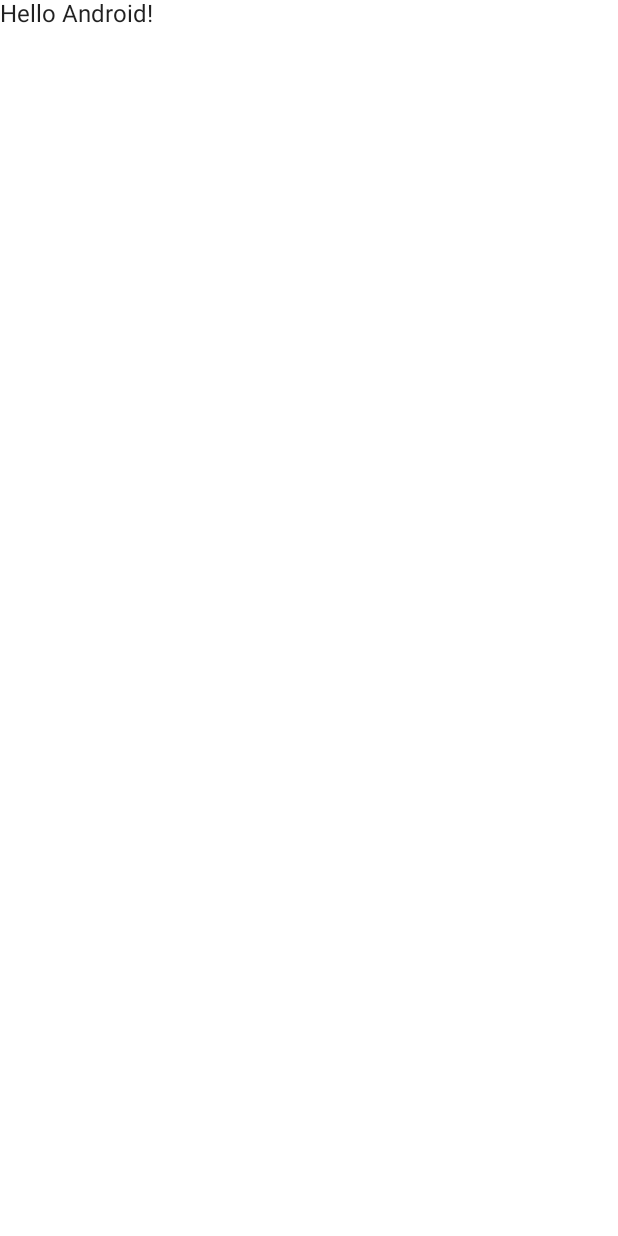
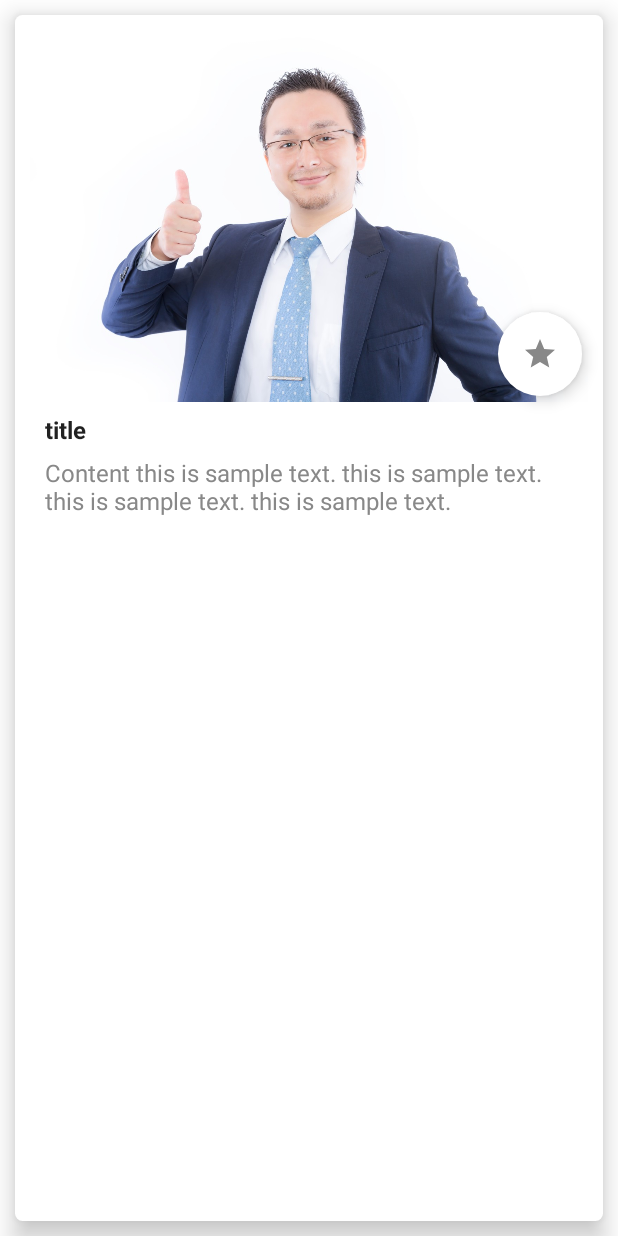
Before and after one commit to takasshii/matching-like-ui, an Android app built with Jetpack Compose: the screen it shows after launch (MainActivity), on a phone screen of 412 x 824 dp. Before the commit the screen is almost empty. Run offline under Robolectric (Android 15) with nearby library versions, the phone set to English and light mode, and no system bars.

Commit message:
[add] イベントカードの作成

```diff
--- a/app/src/main/java/com/example/matchinglikeui/MainActivity.kt
+++ b/app/src/main/java/com/example/matchinglikeui/MainActivity.kt
@@ -3,13 +3,23 @@ package com.example.matchinglikeui
 import android.os.Bundle
 import androidx.activity.ComponentActivity
 import androidx.activity.compose.setContent
-import androidx.compose.foundation.layout.fillMaxSize
-import androidx.compose.material.MaterialTheme
-import androidx.compose.material.Surface
-import androidx.compose.material.Text
+import androidx.compose.foundation.Image
+import androidx.compose.foundation.layout.*
+import androidx.compose.foundation.shape.CircleShape
+import androidx.compose.foundation.shape.RoundedCornerShape
+import androidx.compose.material.*
+import androidx.compose.material.icons.Icons
+import androidx.compose.material.icons.outlined.Star
 import androidx.compose.runtime.Composable
+import androidx.compose.ui.Alignment
 import androidx.compose.ui.Modifier
+import androidx.compose.ui.graphics.Color
+import androidx.compose.ui.graphics.ColorFilter
+import androidx.compose.ui.res.painterResource
+import androidx.compose.ui.text.font.FontWeight
+import androidx.compose.ui.text.style.TextOverflow
 import androidx.compose.ui.tooling.preview.Preview
+import androidx.compose.ui.unit.dp
 import com.example.matchinglikeui.ui.theme.MatchingLikeUITheme
 
 class MainActivity : ComponentActivity() {
@@ -22,22 +32,58 @@ class MainActivity : ComponentActivity() {
                     modifier = Modifier.fillMaxSize(),
                     color = MaterialTheme.colors.background
                 ) {
-                    Greeting("Android")
+                    HomeScreen()
                 }
             }
         }
     }
 }
 
+@Preview
 @Composable
-fun Greeting(name: String) {
-    Text(text = "Hello $name!")
-}
-
-@Preview(showBackground = true)
-@Composable
-fun DefaultPreview() {
-    MatchingLikeUITheme {
-        Greeting("Android")
+fun HomeScreen() {
+    val mediumPadding = 10.dp
+    Card(
+        shape = RoundedCornerShape(5.dp),
+        elevation = 10.dp,
+        modifier = Modifier.padding(mediumPadding)
+    ) {
+        Column(
+            modifier = Modifier
+                .fillMaxWidth()
+                .padding(horizontal = mediumPadding, vertical = mediumPadding)
+        ) {
+            Box() {
+                Image(
+                    painter = painterResource(id = R.drawable.sample_people),
+                    contentDescription = null
+                )
+                FloatingActionButton(onClick = { /*TODO*/ }, modifier = Modifier.align(Alignment.BottomEnd).padding(all = 4.dp), backgroundColor = Color.White) {
+                    Icon(
+                        Icons.Outlined.Star, contentDescription = null, modifier = Modifier.padding(all = 4.dp), tint = Color.Gray
+                    )
+                }
+            }
+            Column(
+                modifier = Modifier.padding(
+                    horizontal = mediumPadding,
+                    vertical = mediumPadding
+                )
+            ) {
+                Text(
+                    text = "title",
+                    fontWeight = FontWeight.Bold,
+                    maxLines = 1,
+                    overflow = TextOverflow.Ellipsis
+                )
+                Spacer(modifier = Modifier.size(mediumPadding))
+                Text(
+                    text = "Content this is sample text. this is sample text. this is sample text. this is sample text.",
+                    color = Color.Gray,
+                    maxLines = 4,
+                    overflow = TextOverflow.Ellipsis
+                )
+            }
+        }
     }
 }
```
Also changed, not shown: app/src/main/java/com/example/matchinglikeui/ui/discover/DiscoverScreen.kt (added, +13 -0 lines), app/src/main/res/drawable-v24/sample_people.jpeg (added).
